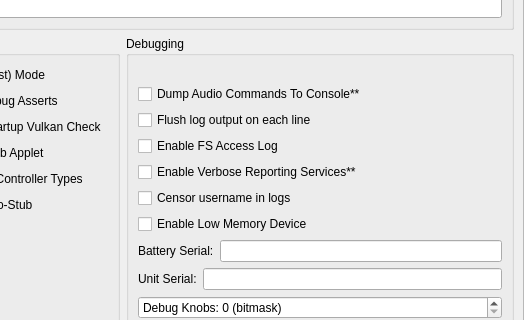
shaikaymaan18-sketch/Shaik, file src/yuzu/configuration/configure_debug.ui: the form before one commit; both pictures show x 307 to 831 and y 166 to 486 of the 831 by 760 pixel window.
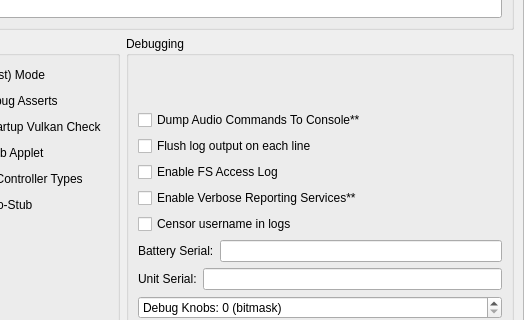
The form after the commit.

Commit message:
[setting] Removed enable_low_memory (we need to put in a diferrent PR)
This reverts commit e09759fa0df29784b1dcce5af33ed6518bfa4838.

What changed in the file:
```diff
--- a/src/yuzu/configuration/configure_debug.ui
+++ b/src/yuzu/configuration/configure_debug.ui
@@ -626,16 +626,6 @@
            </property>
           </widget>
          </item>
-         <item row="6" column="0">
-          <widget class="QCheckBox" name="enable_low_memory">
-           <property name="toolTip">
-            <string>When checked, emulates a device with limited memory. Current use case is to ignore 256mb or larger sparse textures using BC1 format</string>
-           </property>
-           <property name="text">
-            <string>Enable Low Memory Device</string>
-           </property>
-          </widget>
-         </item>
         </layout>
        </widget>
       </item>
```
Left out of the diff: 220 changed lines with no effect on the pictures. The commit also changes 3 other files.
